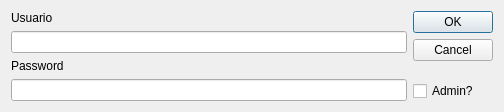
hugo19941994/ViajeFacil, file source/dialogLogin.ui: the form before one commit.
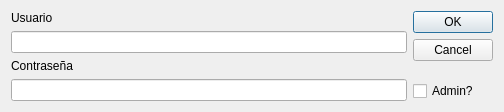
The form after the commit.

Patch:
```diff
--- a/source/dialogLogin.ui
+++ b/source/dialogLogin.ui
@@ -35,7 +35,7 @@
        <item>
         <widget class="QLabel" name="label">
          <property name="text">
-          <string>Password</string>
+          <string>Contraseña</string>
          </property>
         </widget>
        </item>
```
